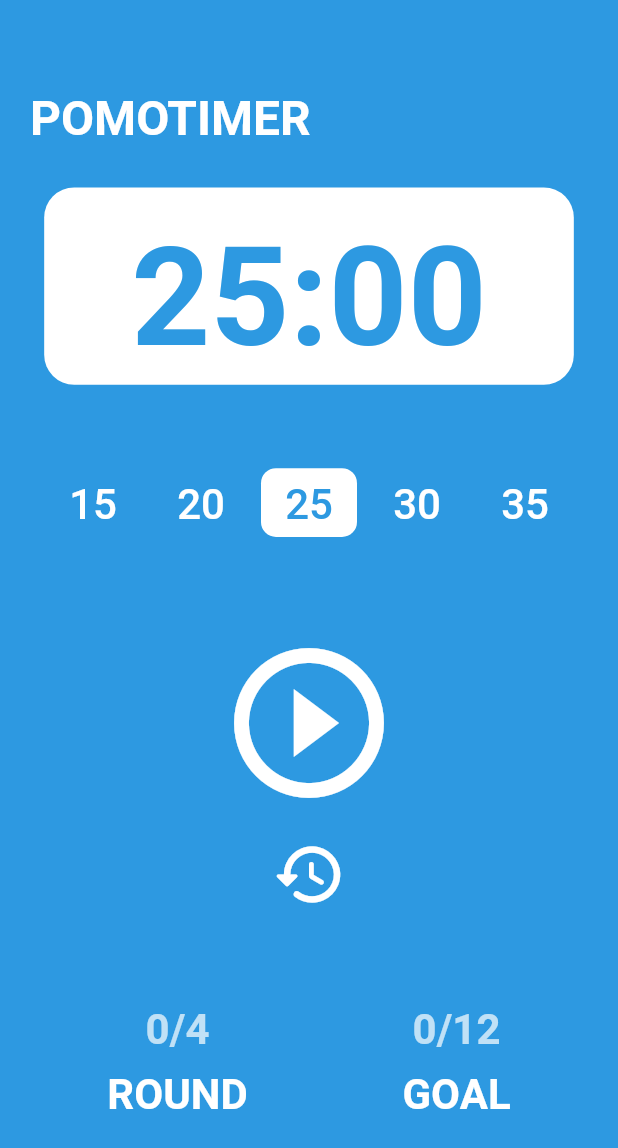
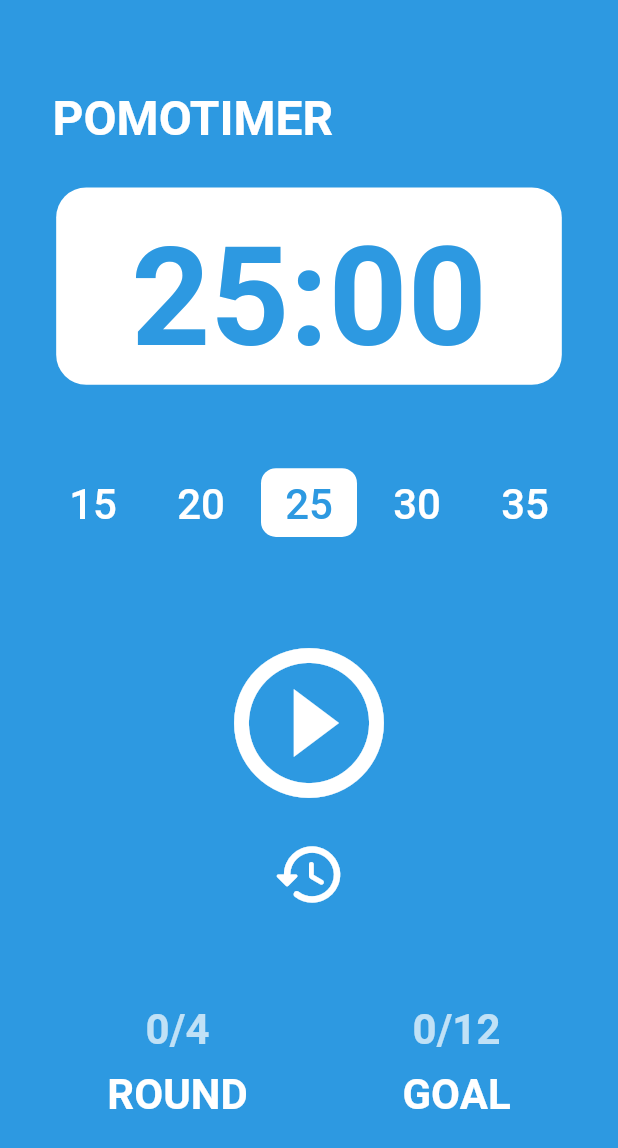
Before and after one commit to khyunx/pomodoro, a Flutter app: the screen it shows after launch, on a phone screen of 412 x 824 dp. Shown: the top 1148 px of the screen. Run offline on Flutter 3.47's test engine with Material 2 defaults, Android fonts, the phone set to English and light mode, and no system bars.

Commit message:
fix: padding

```diff
--- a/lib/screens/home_screen.dart
+++ b/lib/screens/home_screen.dart
@@ -148,7 +148,7 @@ class _HomeScreenState extends State<HomeScreen> {
             Flexible(
               flex: 1,
               child: Transform.translate(
-                offset: const Offset(0, 10),
+                offset: const Offset(15, 10),
                 child: Container(
                   child: Row(
                     mainAxisAlignment: MainAxisAlignment.start,
@@ -181,7 +181,7 @@ class _HomeScreenState extends State<HomeScreen> {
                   ),
                   child: Padding(
                     padding: const EdgeInsets.symmetric(
-                        horizontal: 58, vertical: 20),
+                        horizontal: 50, vertical: 20),
                     child: Text(
                       format(totalSeconds),
                       style: TextStyle(
```
